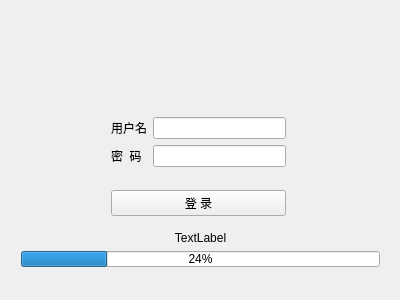
Above: src/tosc/tosc/loginwidget.ui from yjwwyygy/Qt_GUI before the change. Below: the same form after it.
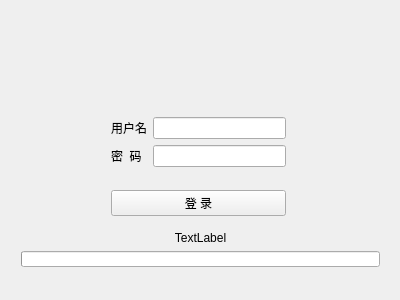
That is the form after the change. Custom widgets are drawn as their Qt base class.

What changed in the file:
```diff
--- a/src/tosc/tosc/loginwidget.ui
+++ b/src/tosc/tosc/loginwidget.ui
@@ -116,8 +116,14 @@
           <verstretch>0</verstretch>
          </sizepolicy>
         </property>
+        <property name="maximum">
+         <number>5</number>
+        </property>
         <property name="value">
-         <number>24</number>
+         <number>0</number>
+        </property>
+        <property name="textVisible">
+         <bool>false</bool>
         </property>
        </widget>
       </item>
```
